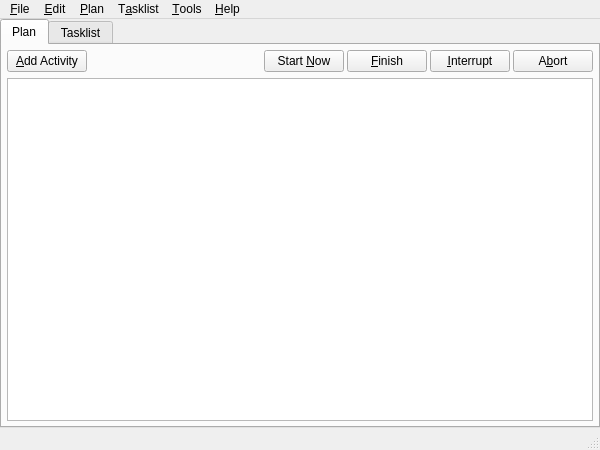
This is ui/forms/main_window.ui in snhu-cs-22/LibrePlan as Qt 5 draws it before an edit. The edited form follows.
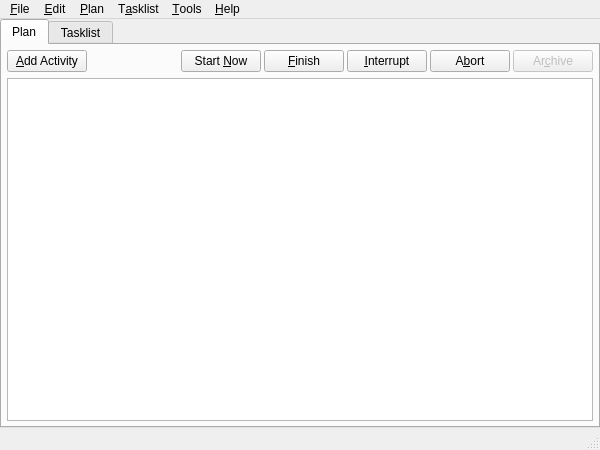
This is the edited form. Icons and pictures are not drawn.

```diff
--- a/ui/forms/main_window.ui
+++ b/ui/forms/main_window.ui
@@ -124,6 +124,16 @@
             </property>
            </widget>
           </item>
+          <item>
+           <widget class="QPushButton" name="pushButton_archive">
+            <property name="enabled">
+             <bool>false</bool>
+            </property>
+            <property name="text">
+             <string>Ar&amp;chive</string>
+            </property>
+           </widget>
+          </item>
          </layout>
         </item>
         <item>
```
Left out of the diff: 12 changed lines with no effect on the pictures.
